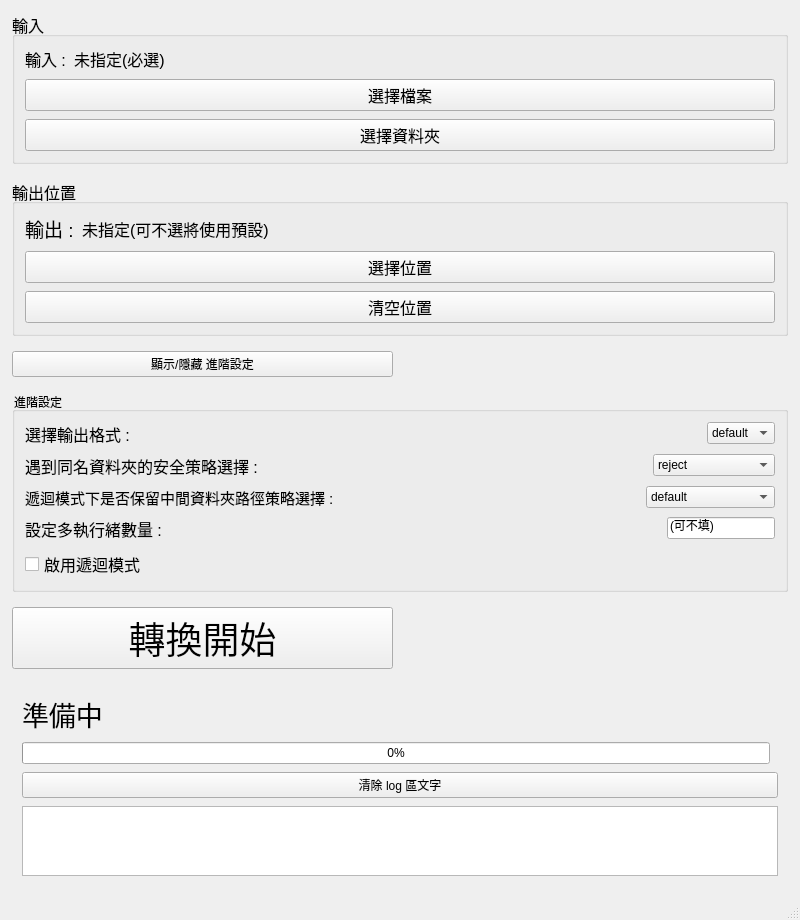
Qt form src/Qt_gui_Module/mainwindow.ui (suku156/rtf_convert) before a commit.
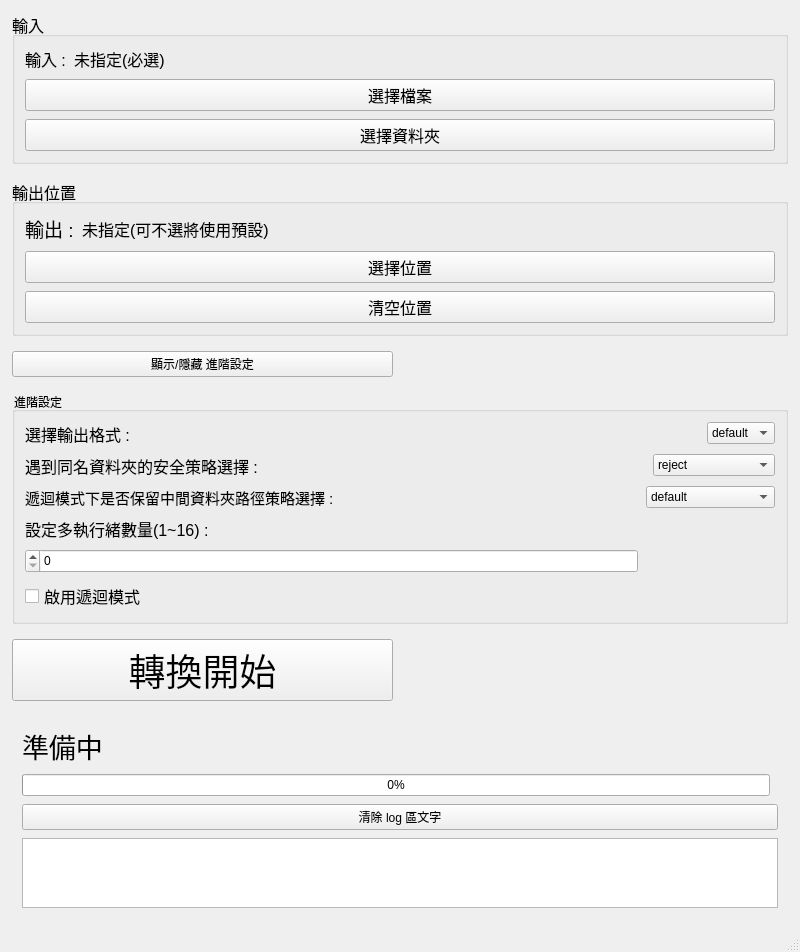
The same form after that commit.

What changed in the file:
```diff
--- a/src/Qt_gui_Module/mainwindow.ui
+++ b/src/Qt_gui_Module/mainwindow.ui
@@ -7,7 +7,7 @@
     <x>0</x>
     <y>0</y>
     <width>800</width>
-    <height>867</height>
+    <height>916</height>
    </rect>
   </property>
   <property name="windowTitle">
@@ -183,13 +183,6 @@
          </property>
         </widget>
        </item>
-       <item row="3" column="0">
-        <widget class="QLineEdit" name="lineEdit_threadNum">
-         <property name="text">
-          <string>(可不填)</string>
-         </property>
-        </widget>
-       </item>
        <item row="3" column="1">
         <widget class="QLabel" name="thread_label">
          <property name="font">
@@ -198,7 +191,7 @@
           </font>
          </property>
          <property name="text">
-          <string>設定多執行緒數量 :</string>
+          <string>設定多執行緒數量(1~16) :</string>
          </property>
         </widget>
        </item>
@@ -217,6 +210,16 @@
          </property>
         </widget>
        </item>
+       <item row="4" column="1">
+        <widget class="QSpinBox" name="spinBox_threadNum">
+         <property name="minimumSize">
+          <size>
+           <width>41</width>
+           <height>24</height>
+          </size>
+         </property>
+        </widget>
+       </item>
       </layout>
      </widget>
     </item>
```
